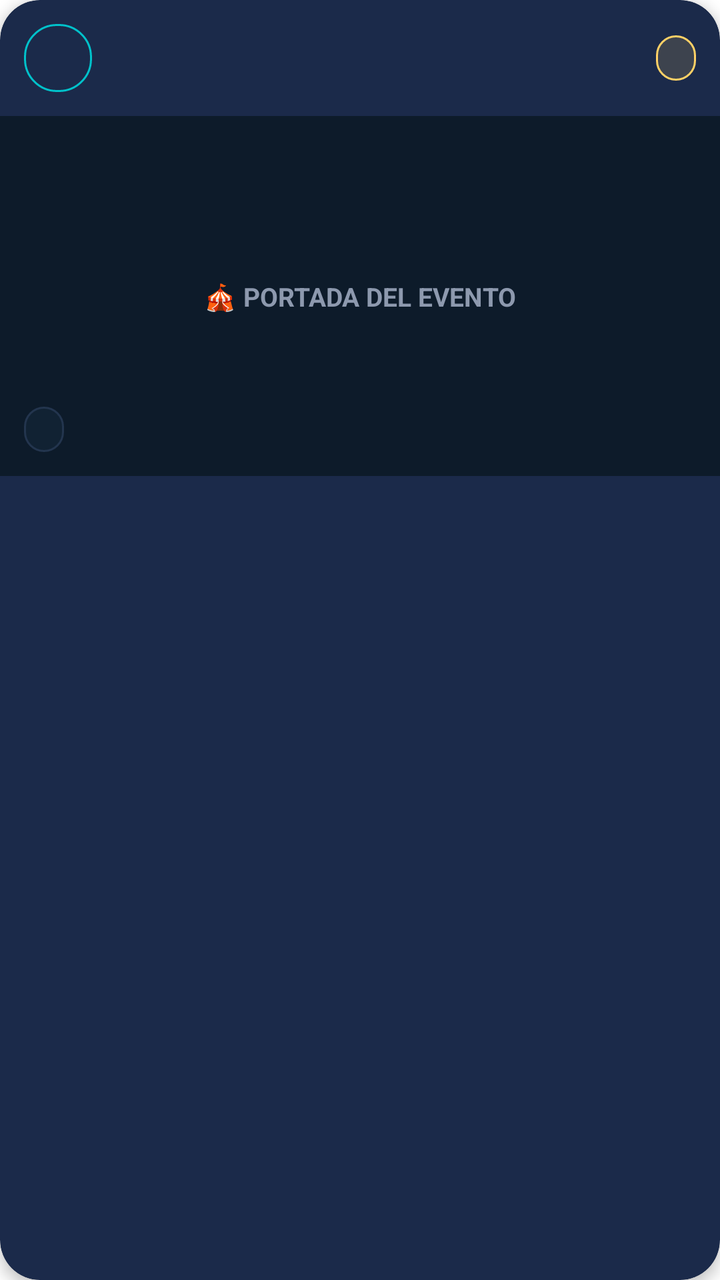
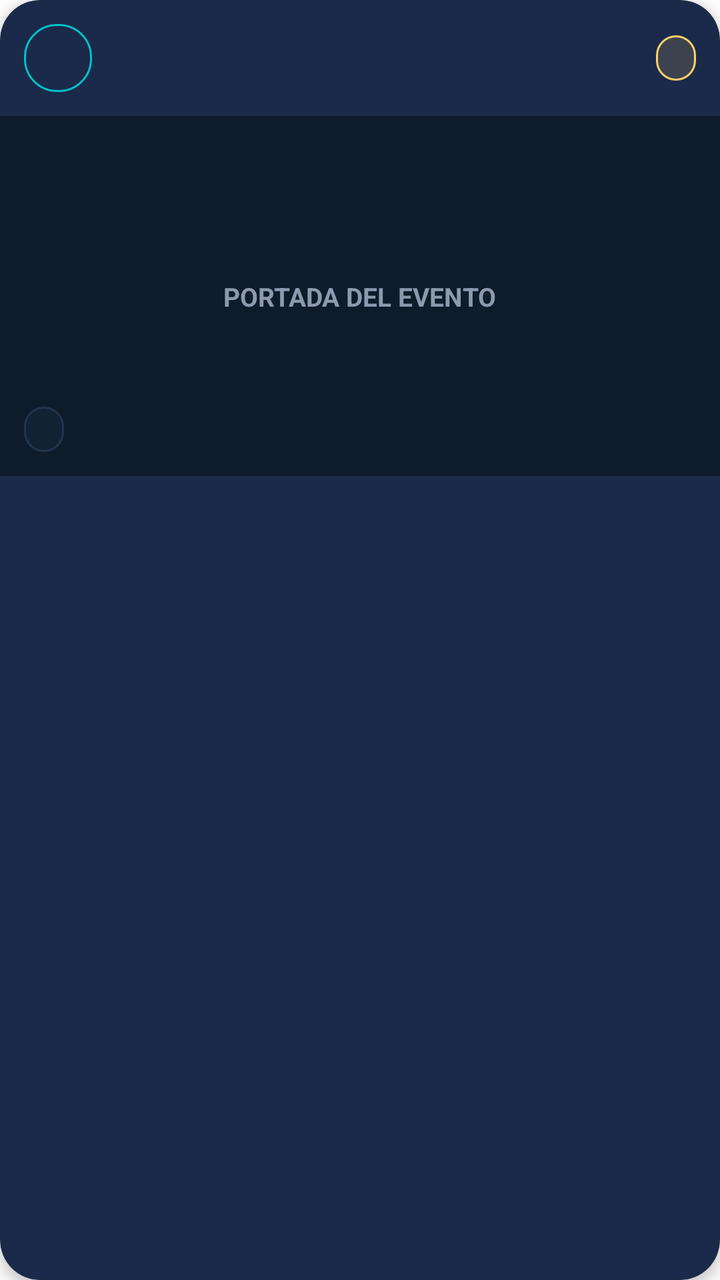

The first picture is an Android layout as it rendered before a commit; the second is the same layout after the commit. The layout source and the unified diff follow.
<!-- AndroidManifest.xml: application theme Theme.Nexura -->
<!-- res/layout/item_evento_feed.xml -->
<?xml version="1.0" encoding="utf-8"?>
<androidx.cardview.widget.CardView xmlns:android="http://schemas.android.com/apk/res/android"
    xmlns:app="http://schemas.android.com/apk/res-auto"
    android:layout_width="match_parent"
    android:layout_height="wrap_content"
    android:layout_marginBottom="16dp"
    app:cardBackgroundColor="@color/surface_card"
    app:cardCornerRadius="20dp"
    app:cardElevation="4dp">

    <LinearLayout
        android:layout_width="match_parent"
        android:layout_height="wrap_content"
        android:orientation="vertical">

        
        <LinearLayout
            android:layout_width="match_parent"
            android:layout_height="wrap_content"
            android:gravity="center_vertical"
            android:orientation="horizontal"
            android:padding="12dp">

            
            <View
                android:layout_width="34dp"
                android:layout_height="34dp"
                android:background="@drawable/categoria" />

            <LinearLayout
                android:layout_width="0dp"
                android:layout_height="wrap_content"
                android:layout_marginStart="10dp"
                android:layout_weight="1"
                android:orientation="vertical">

                <TextView
                    android:id="@+id/tvFeedOrganizer"
                    android:layout_width="wrap_content"
                    android:layout_height="wrap_content"
                    android:textColor="@color/text_white"
                    android:textSize="13sp"
                    android:textStyle="bold" />

                <TextView
                    android:id="@+id/tvFeedLocationSub"
                    android:layout_width="wrap_content"
                    android:layout_height="wrap_content"
                    android:textColor="@color/text_gray"
                    android:textSize="11sp" />
            </LinearLayout>

            <TextView
                android:id="@+id/tvFeedXpBadge"
                android:layout_width="wrap_content"
                android:layout_height="wrap_content"
                android:background="@drawable/badge"
                android:paddingHorizontal="10dp"
                android:paddingVertical="4dp"
                android:textColor="@color/trophy_gold"
                android:textSize="11sp"
                android:textStyle="bold" />
        </LinearLayout>

        
        <androidx.constraintlayout.widget.ConstraintLayout
            android:layout_width="match_parent"
            android:layout_height="180dp"
            android:background="@color/bg_dark">

            <TextView
                android:layout_width="wrap_content"
                android:layout_height="wrap_content"
                android:text="🎪 PORTADA DEL EVENTO"
                android:textColor="@color/text_gray"
                android:textSize="13sp"
                android:textStyle="bold"
                app:layout_constraintBottom_toBottomOf="parent"
                app:layout_constraintEnd_toEndOf="parent"
                app:layout_constraintStart_toStartOf="parent"
                app:layout_constraintTop_toTopOf="parent" />

            <TextView
                android:id="@+id/tvFeedDateBadge"
                android:layout_width="wrap_content"
                android:layout_height="wrap_content"
                android:layout_margin="12dp"
                android:background="@drawable/input"
                android:paddingHorizontal="10dp"
                android:paddingVertical="4dp"
                android:textColor="@color/neon_cyan"
                android:textSize="11sp"
                android:textStyle="bold"
                app:layout_constraintBottom_toBottomOf="parent"
                app:layout_constraintStart_toStartOf="parent" />
        </androidx.constraintlayout.widget.ConstraintLayout>

        
        <LinearLayout
            android:layout_width="match_parent"
            android:layout_height="wrap_content"
            android:orientation="vertical"
            android:padding="14dp">

            <TextView
                android:id="@+id/tvFeedTitle"
                android:layout_width="wrap_content"
                android:layout_height="wrap_content"
                android:textColor="@color/text_white"
                android:textSize="16sp"
                android:textStyle="bold" />

            <TextView
                android:id="@+id/tvFeedDescription"
                android:layout_width="wrap_content"
                android:layout_height="wrap_content"
                android:layout_marginTop="6dp"
                android:lineSpacingExtra="3dp"
                android:textColor="@color/text_gray"
                android:textSize="12sp" />
        </LinearLayout>
    </LinearLayout>
</androidx.cardview.widget.CardView>
<!-- resources referenced by this layout -->
<resources>
  <color name="bg_dark">#0D1B2A</color>
  <color name="neon_cyan">#00C2CB</color>
  <color name="surface_card">#1B2A4A</color>
  <color name="text_gray">#8D99AE</color>
  <color name="text_white">#FFFFFF</color>
  <color name="trophy_gold">#FFD166</color>
  <!-- drawable badge (drawable) -->
  <?xml version="1.0" encoding="utf-8"?>
  <shape xmlns:android="http://schemas.android.com/apk/res/android"
      android:shape="rectangle">
      <solid android:color="#26FFD166" />
      <stroke android:width="1dp" android:color="@color/trophy_gold" />
      <corners android:radius="12dp" />
  </shape>
  <!-- drawable categoria (drawable) -->
  <?xml version="1.0" encoding="utf-8"?>
  <shape xmlns:android="http://schemas.android.com/apk/res/android"
      android:shape="rectangle">
      <solid android:color="@color/surface_card" />
      <stroke android:width="1dp" android:color="@color/neon_cyan" />
      <corners android:radius="16dp" />
  </shape>
  <!-- drawable input (drawable) -->
  <?xml version="1.0" encoding="utf-8"?>
  <shape xmlns:android="http://schemas.android.com/apk/res/android"
      android:shape="rectangle">
      <solid android:color="@color/input_bg" />
      <stroke
          android:width="1dp"
          android:color="#23354E" />
      <corners android:radius="16dp" />
  </shape>
  <style name="Theme.Nexura" parent="Theme.MaterialComponents.DayNight.DarkActionBar">
          
          <item name="colorPrimary">@color/purple_500</item>
          <item name="colorPrimaryVariant">@color/purple_700</item>
          <item name="colorOnPrimary">@color/white</item>
          
          <item name="colorSecondary">@color/teal_200</item>
          <item name="colorSecondaryVariant">@color/teal_700</item>
          <item name="colorOnSecondary">@color/black</item>
          
          <item name="android:statusBarColor">?attr/colorPrimaryVariant</item>
          
      </style>
  <color name="input_bg">#112233</color>
  <color name="purple_500">#FF6200EE</color>
  <color name="purple_700">#FF3700B3</color>
  <color name="white">#FFFFFFFF</color>
  <color name="teal_200">#FF03DAC5</color>
  <color name="teal_700">#FF018786</color>
  <color name="black">#FF000000</color>
</resources>

<!-- the commit's change to res/layout/item_evento_feed.xml (unified diff, before → after) -->
@@ -71,7 +71,7 @@
             <TextView
                 android:layout_width="wrap_content"
                 android:layout_height="wrap_content"
-                android:text="🎪 PORTADA DEL EVENTO"
+                android:text="PORTADA DEL EVENTO"
                 android:textColor="@color/text_gray"
                 android:textSize="13sp"
                 android:textStyle="bold"
